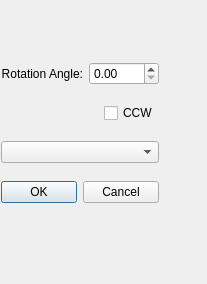
githubdoe/DFTFringe, file rotationdlg.ui: the form before one commit.
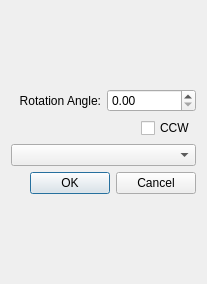
The form after the commit.

The edit to the form file:
```diff
--- a/rotationdlg.ui
+++ b/rotationdlg.ui
@@ -13,15 +13,8 @@
   <property name="windowTitle">
    <string>Rotate Wave Front</string>
   </property>
-  <widget class="QWidget" name="layoutWidget">
-   <property name="geometry">
-    <rect>
-     <x>1</x>
-     <y>50</y>
-     <width>158</width>
-     <height>165</height>
-    </rect>
-   </property>
+  <layout class="QVBoxLayout" name="verticalLayout_2">
+   <item>
    <layout class="QVBoxLayout" name="verticalLayout">
     <item>
      <layout class="QHBoxLayout" name="horizontalLayout">
@@ -82,7 +75,8 @@
      </widget>
     </item>
    </layout>
-  </widget>
+   </item>
+  </layout>
  </widget>
  <resources/>
  <connections>
```
Lines whose indentation alone changed are shown as unchanged.
